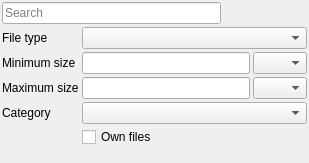
First picture: the form in application/GUI/Search/SearchDock.ui, repository Ummon/D-LAN, before the edit.
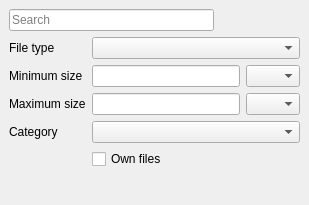
Second picture: the form after the edit. Icons and pictures are not drawn.

Commit message: Update the GUI <-> Core protocol to use the new search arguments.

Diff of the .ui file:
```diff
--- a/application/GUI/Search/SearchDock.ui
+++ b/application/GUI/Search/SearchDock.ui
@@ -7,7 +7,7 @@
     <x>0</x>
     <y>0</y>
     <width>309</width>
-    <height>163</height>
+    <height>205</height>
    </rect>
   </property>
   <property name="sizePolicy">
@@ -16,6 +16,12 @@
     <verstretch>0</verstretch>
    </sizepolicy>
   </property>
+  <property name="minimumSize">
+   <size>
+    <width>0</width>
+    <height>0</height>
+   </size>
+  </property>
   <property name="features">
    <set>QDockWidget::DockWidgetFloatable|QDockWidget::DockWidgetMovable|QDockWidget::DockWidgetVerticalTitleBar</set>
   </property>
@@ -23,15 +29,18 @@
    <string>Search</string>
   </property>
   <widget class="QWidget" name="dockWidgetContents">
+   <property name="sizePolicy">
+    <sizepolicy hsizetype="Preferred" vsizetype="Minimum">
+     <horstretch>0</horstretch>
+     <verstretch>0</verstretch>
+    </sizepolicy>
+   </property>
    <layout class="QVBoxLayout" name="verticalLayout">
-    <property name="spacing">
-     <number>3</number>
-    </property>
-    <property name="margin">
-     <number>2</number>
-    </property>
     <item>
      <layout class="QHBoxLayout" name="laySearch">
+      <property name="spacing">
+       <number>3</number>
+      </property>
       <item>
        <widget class="QLineEdit" name="txtSearch">
         <property name="sizePolicy">
@@ -97,52 +106,44 @@
      </layout>
     </item>
     <item>
-     <layout class="QGridLayout" name="layOptions">
+     <widget class="QWidget" name="advancedOptions" native="true">
+      <layout class="QGridLayout" name="gridLayout">
       <property name="sizeConstraint">
-       <enum>QLayout::SetMinimumSize</enum>
-      </property>
-      <item row="4" column="2">
-       <widget class="QComboBox" name="cmbCategory"/>
-      </item>
-      <item row="1" column="1">
+        <enum>QLayout::SetNoConstraint</enum>
+       </property>
+       <property name="leftMargin">
+        <number>0</number>
+       </property>
+       <property name="topMargin">
+        <number>0</number>
+       </property>
+       <property name="rightMargin">
+        <number>0</number>
+       </property>
+       <property name="bottomMargin">
+        <number>0</number>
+       </property>
+       <property name="horizontalSpacing">
+        <number>6</number>
+       </property>
+       <item row="0" column="0">
        <widget class="QLabel" name="lblFileType">
         <property name="text">
          <string>File type</string>
         </property>
        </widget>
       </item>
-      <item row="3" column="1">
-       <widget class="QLabel" name="lblMaxSize">
-        <property name="text">
-         <string>Maximum size</string>
-        </property>
-       </widget>
-      </item>
-      <item row="4" column="1">
-       <widget class="QLabel" name="lblCategory">
-        <property name="text">
-         <string>Category</string>
-        </property>
-       </widget>
-      </item>
-      <item row="5" column="2">
-       <widget class="QCheckBox" name="chkOwnFiles">
-        <property name="text">
-         <string>Own files</string>
-        </property>
-       </widget>
-      </item>
-      <item row="2" column="1">
+       <item row="0" column="1">
+        <widget class="QComboBox" name="cmbFileType"/>
+       </item>
+       <item row="1" column="0">
        <widget class="QLabel" name="lblMinSize">
         <property name="text">
          <string>Minimum size</string>
         </property>
        </widget>
       </item>
-      <item row="1" column="2">
-       <widget class="QComboBox" name="cmbFileType"/>
-      </item>
-      <item row="2" column="2">
+       <item row="1" column="1">
        <layout class="QHBoxLayout" name="layMinSize">
         <item>
          <widget class="QLineEdit" name="txtMinSize"/>
@@ -165,7 +166,14 @@
         </item>
        </layout>
       </item>
-      <item row="3" column="2">
+       <item row="2" column="0">
+        <widget class="QLabel" name="lblMaxSize">
+         <property name="text">
+          <string>Maximum size</string>
+         </property>
+        </widget>
+       </item>
+       <item row="2" column="1">
        <layout class="QHBoxLayout" name="layMaxSize">
         <item>
          <widget class="QLineEdit" name="txtMaxSize"/>
@@ -191,7 +199,25 @@
         </item>
        </layout>
       </item>
-     </layout>
+       <item row="3" column="0">
+        <widget class="QLabel" name="lblCategory">
+         <property name="text">
+          <string>Category</string>
+         </property>
+        </widget>
+       </item>
+       <item row="3" column="1">
+        <widget class="QComboBox" name="cmbCategory"/>
+       </item>
+       <item row="4" column="1">
+        <widget class="QCheckBox" name="chkOwnFiles">
+         <property name="text">
+          <string>Own files</string>
+         </property>
+        </widget>
+       </item>
+      </layout>
+     </widget>
     </item>
     <item>
      <spacer name="verticalSpacer">
```
Lines whose indentation alone changed are shown as unchanged. The commit also changes 26 other files.
